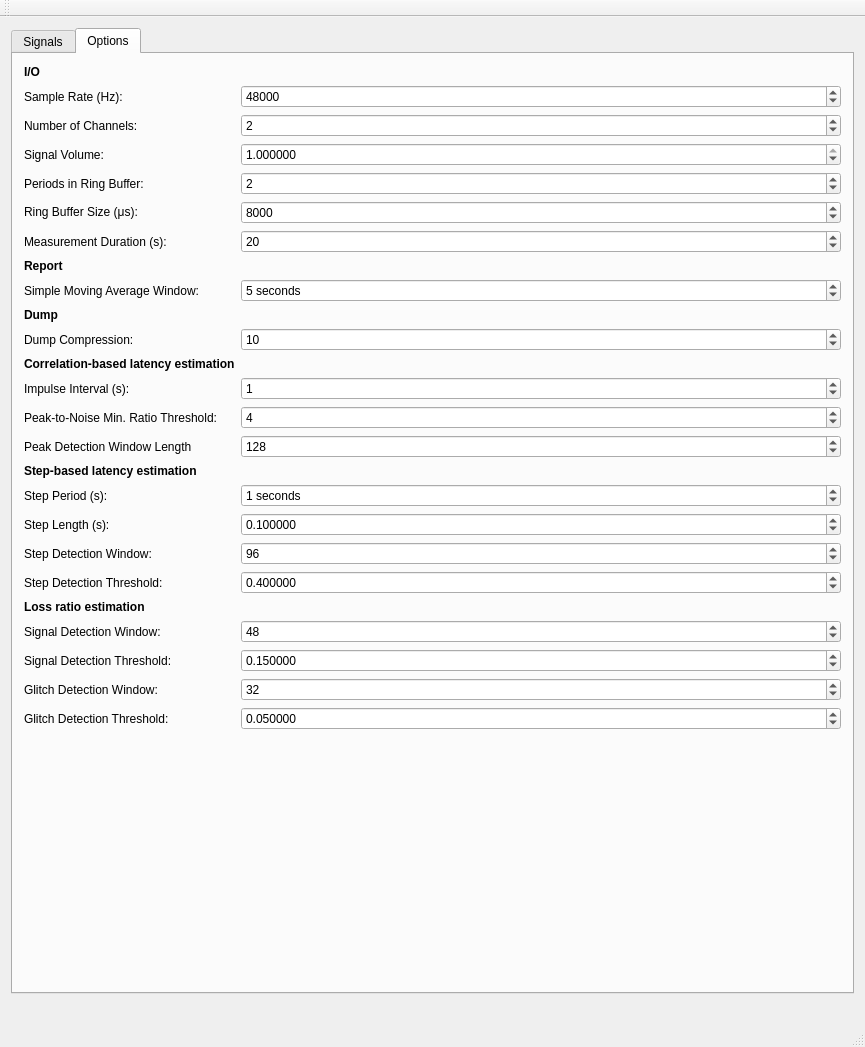
Above: src/gui/MainWindow.ui from gavv/signal-estimator before the change. Below: the same form after it.
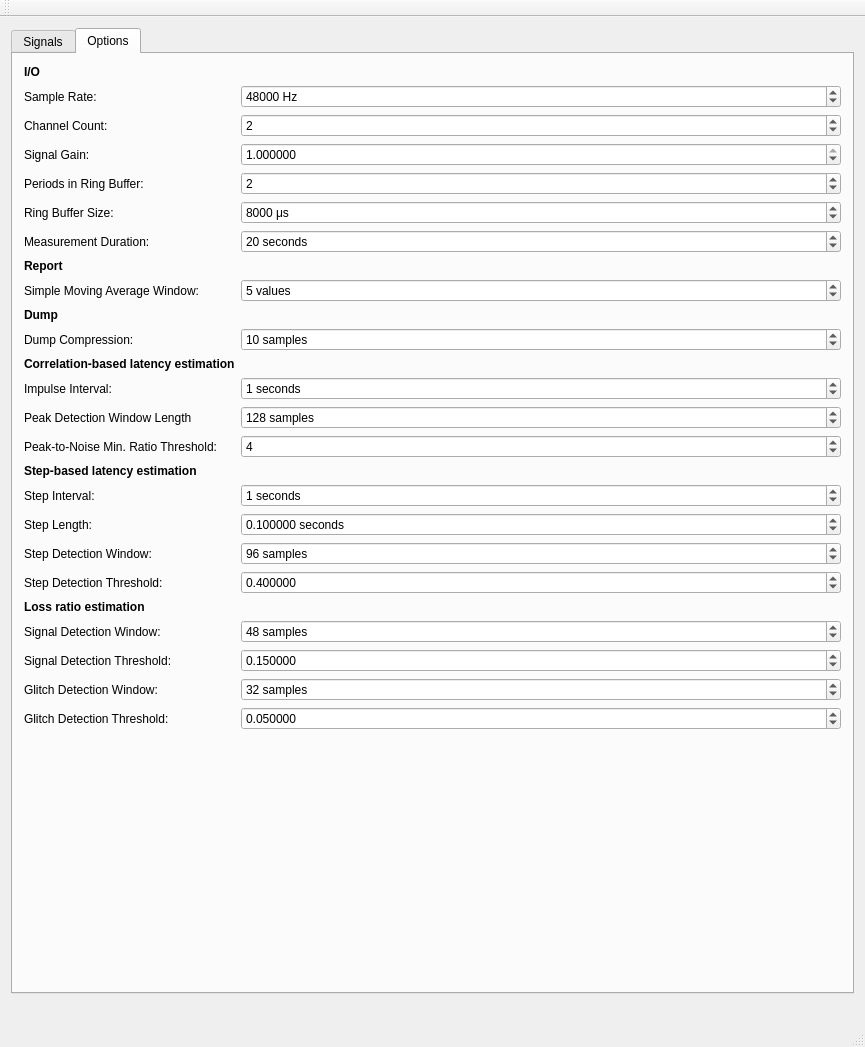
That is the form after the change. The open tabs and pages were chosen to show the change. Custom widgets are drawn as their Qt base class.

Commit message: Refine suffixes in GUI options

The edit to the form file:
```diff
--- a/src/gui/MainWindow.ui
+++ b/src/gui/MainWindow.ui
@@ -402,12 +402,15 @@
            <string/>
           </property>
           <property name="text">
-           <string>Sample Rate (Hz):</string>
+           <string>Sample Rate:</string>
           </property>
          </widget>
         </item>
         <item row="1" column="1">
          <widget class="QSpinBox" name="SampleRate">
+          <property name="suffix">
+           <string> Hz</string>
+          </property>
           <property name="minimum">
            <number>1</number>
           </property>
@@ -422,7 +425,7 @@
         <item row="2" column="0">
          <widget class="QLabel" name="NumChannelsLabel">
           <property name="text">
-           <string>Number of Channels:</string>
+           <string>Channel Count:</string>
           </property>
          </widget>
         </item>
@@ -445,7 +448,7 @@
            <string>Output signal gain, from 0 to 1</string>
           </property>
           <property name="text">
-           <string>Signal Volume:</string>
+           <string>Signal Gain:</string>
           </property>
          </widget>
         </item>
@@ -500,12 +503,15 @@
            <string>Output ring buffer size, microseconds</string>
           </property>
           <property name="text">
-           <string>&lt;html&gt;&lt;head/&gt;&lt;body&gt;&lt;p&gt;Ring Buffer Size (μs):&lt;/p&gt;&lt;/body&gt;&lt;/html&gt;</string>
+           <string>Ring Buffer Size:</string>
           </property>
          </widget>
         </item>
         <item row="5" column="1">
          <widget class="QSpinBox" name="RBS">
+          <property name="suffix">
+           <string> μs</string>
+          </property>
           <property name="minimum">
            <number>0</number>
           </property>
@@ -526,12 +532,15 @@
            <string>Limit measurement duration, seconds (zero for no limit)</string>
           </property>
           <property name="text">
-           <string>Measurement Duration (s):</string>
+           <string>Measurement Duration:</string>
           </property>
          </widget>
         </item>
         <item row="6" column="1">
          <widget class="QSpinBox" name="Duration">
+          <property name="suffix">
+           <string> seconds</string>
+          </property>
           <property name="minimum">
            <number>0</number>
           </property>
@@ -575,7 +584,7 @@
         <item row="8" column="1">
          <widget class="QSpinBox" name="SMA">
           <property name="suffix">
-           <string> seconds</string>
+           <string> values</string>
           </property>
           <property name="maximum">
            <number>2147483647</number>
@@ -611,7 +620,7 @@
         <item row="11" column="1">
          <widget class="QSpinBox" name="DC">
           <property name="suffix">
-           <string/>
+           <string> samples</string>
           </property>
           <property name="maximum">
            <number>2147483647</number>
@@ -640,7 +649,7 @@
            <string>Impulse interval, seconds</string>
           </property>
           <property name="text">
-           <string>Impulse Interval (s):</string>
+           <string>Impulse Interval:</string>
           </property>
          </widget>
         </item>
@@ -652,29 +661,12 @@
           <property name="value">
            <number>1</number>
           </property>
+          <property name="suffix">
+           <string> seconds</string>
+          </property>
          </widget>
         </item>
         <item row="14" column="0">
-         <widget class="QLabel" name="PeakToNoiseMRTLabel">
-          <property name="toolTip">
-           <string>The peak-to-noise minimum ratio threshold</string>
-          </property>
-          <property name="text">
-           <string>Peak-to-Noise Min. Ratio Threshold:</string>
-          </property>
-         </widget>
-        </item>
-        <item row="14" column="1">
-         <widget class="QSpinBox" name="PeakToNoiseMRT">
-          <property name="maximum">
-           <number>2147483647</number>
-          </property>
-          <property name="value">
-           <number>4</number>
-          </property>
-         </widget>
-        </item>
-        <item row="15" column="0">
          <widget class="QLabel" name="PeakDWLLabel">
           <property name="toolTip">
            <string>Peak detection window length, samples</string>
@@ -684,8 +676,11 @@
           </property>
          </widget>
         </item>
-        <item row="15" column="1">
+        <item row="14" column="1">
          <widget class="QSpinBox" name="PeakDWL">
+          <property name="suffix">
+           <string> samples</string>
+          </property>
           <property name="maximum">
            <number>2147483647</number>
           </property>
@@ -694,6 +689,26 @@
           </property>
          </widget>
         </item>
+        <item row="15" column="0">
+         <widget class="QLabel" name="PeakToNoiseMRTLabel">
+          <property name="toolTip">
+           <string>The peak-to-noise minimum ratio threshold</string>
+          </property>
+          <property name="text">
+           <string>Peak-to-Noise Min. Ratio Threshold:</string>
+          </property>
+         </widget>
+        </item>
+        <item row="15" column="1">
+         <widget class="QSpinBox" name="PeakToNoiseMRT">
+          <property name="maximum">
+           <number>2147483647</number>
+          </property>
+          <property name="value">
+           <number>4</number>
+          </property>
+         </widget>
+        </item>
         <item row="16" column="0">
          <widget class="QLabel" name="StepBasedLatencyEst">
           <property name="font">
@@ -713,7 +728,7 @@
            <string>Step interval, seconds</string>
           </property>
           <property name="text">
-           <string>Step Period (s):</string>
+           <string>Step Interval:</string>
           </property>
          </widget>
         </item>
@@ -736,7 +751,7 @@
            <string>Step length, seconds</string>
           </property>
           <property name="text">
-           <string>Step Length (s):</string>
+           <string>Step Length:</string>
           </property>
          </widget>
         </item>
@@ -754,6 +769,9 @@
           <property name="value">
            <double>0.100000000000000</double>
           </property>
+          <property name="suffix">
+           <string> seconds</string>
+          </property>
          </widget>
         </item>
         <item row="19" column="0">
@@ -769,7 +787,7 @@
         <item row="19" column="1">
          <widget class="QSpinBox" name="StepDW">
           <property name="suffix">
-           <string/>
+           <string> samples</string>
           </property>
           <property name="minimum">
            <number>0</number>
@@ -834,7 +852,7 @@
         <item row="22" column="1">
          <widget class="QSpinBox" name="SigDW">
           <property name="suffix">
-           <string/>
+           <string> samples</string>
           </property>
           <property name="maximum">
            <number>2147483647</number>
@@ -883,7 +901,7 @@
         <item row="24" column="1">
          <widget class="QSpinBox" name="GliDW">
           <property name="suffix">
-           <string/>
+           <string> samples</string>
           </property>
           <property name="maximum">
            <number>2147483647</number>
```
